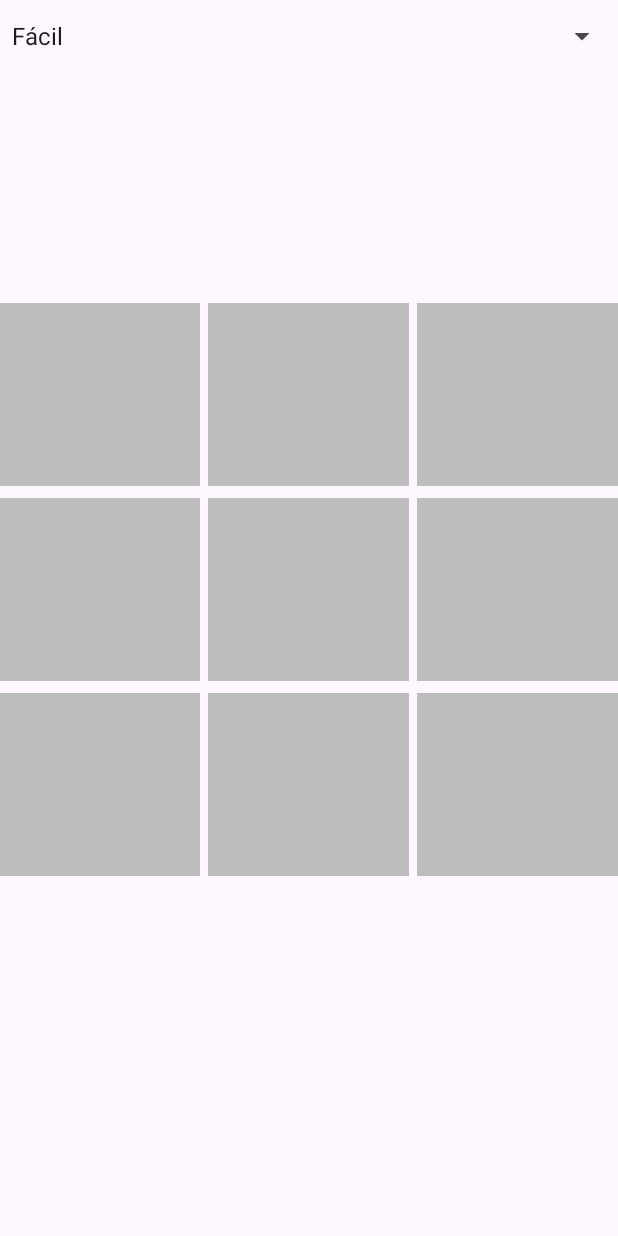
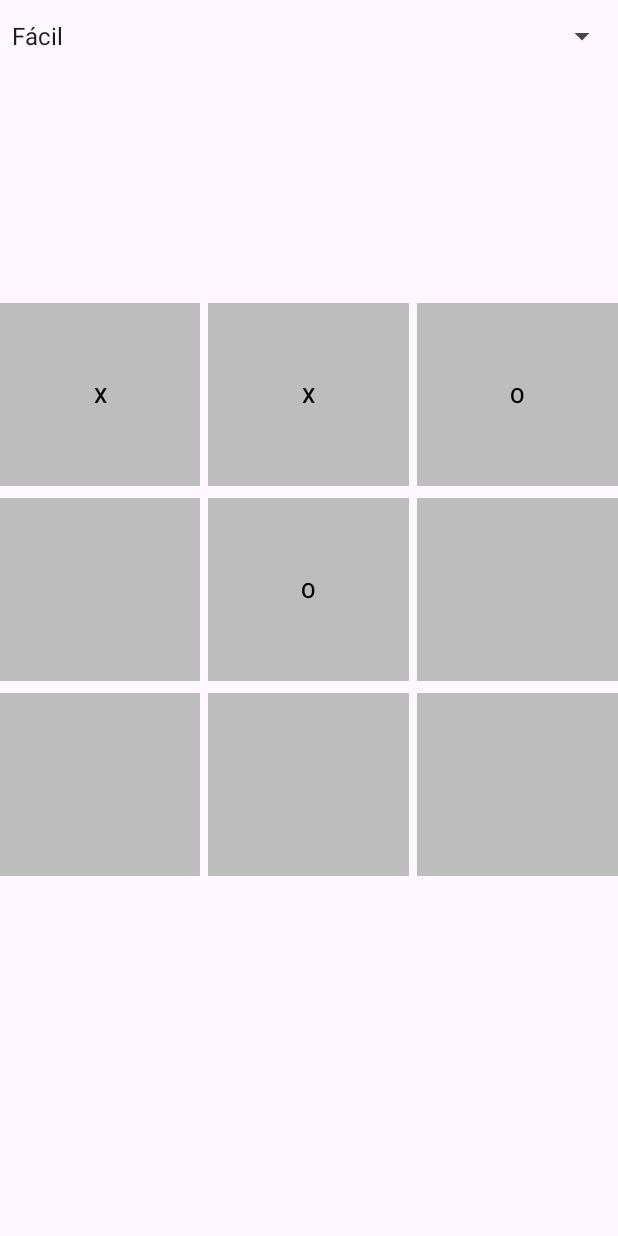
Before and after one commit to rroyo6500/DAM-MULTIMEDIA-APPAndroid, an Android app: the TicTacToeActivity screen opened directly, with no data from a screen before it, after a tap on "0 1", on a phone screen of 412 x 824 dp. Run offline under Robolectric (Android 15) with nearby library versions, the phone set to English and light mode, and no system bars; 2 other taps on this screen came first.

Commit message:
Tres en raya básico terminado
Por hacer:
- Dificultades:
    - Fácil
    - Normal
- Botón de reiniciar

Hecho:
- Dificultades:
    - Difícil

```diff
--- a/AppCafes/app/src/main/java/com/rroyo/app/games/tictactoe/TicTacToeActivity.kt
+++ b/AppCafes/app/src/main/java/com/rroyo/app/games/tictactoe/TicTacToeActivity.kt
@@ -1,5 +1,7 @@
 package com.rroyo.app.games.tictactoe
 
+import android.content.res.ColorStateList
+import android.graphics.Color
 import android.os.Bundle
 import android.os.Debug
 import android.util.Log
@@ -12,9 +14,12 @@ import androidx.appcompat.app.AppCompatActivity
 import androidx.core.view.ViewCompat
 import androidx.core.view.WindowInsetsCompat
 import com.rroyo.app.games.tictactoe.game_core.GameConstants
+import com.rroyo.app.games.tictactoe.game_core.ai.AI
 import com.rroyo.app.games.tictactoe.game_core.enums.GameDificulties
 import com.rroyo.app.games.tictactoe.game_core.objects.Point
+import com.rroyo.app.games.tictactoe.game_core.utils.Util
 import com.rroyo.appcafes.R
+import java.text.StringCharacterIterator
 
 class TicTacToeActivity : AppCompatActivity() {
     override fun onCreate(savedInstanceState: Bundle?) {
@@ -31,6 +36,38 @@ class TicTacToeActivity : AppCompatActivity() {
 
     }
 
+    fun getButton(point: Point) : Button? {
+        val pos = "${point.y}|${point.x}"
+
+        val btn = when (pos) {
+            "0|0" -> findViewById<Button>(R.id.btn_00)
+            "0|1" -> findViewById<Button>(R.id.btn_01)
+            "0|2" -> findViewById<Button>(R.id.btn_02)
+            "1|0" -> findViewById<Button>(R.id.btn_10)
+            "1|1" -> findViewById<Button>(R.id.btn_11)
+            "1|2" -> findViewById<Button>(R.id.btn_12)
+            "2|0" -> findViewById<Button>(R.id.btn_20)
+            "2|1" -> findViewById<Button>(R.id.btn_21)
+            "2|2" -> findViewById<Button>(R.id.btn_22)
+            else -> null
+        }
+        return btn
+    }
+
+    fun updateBoard() {
+        var x = 0;
+        val row = null
+        val col = null
+        for ((y, row) in GameConstants.board.board.withIndex()) {
+            for (col in row) {
+                val btn = getButton(Point(x, y))
+                btn?.text = "$col"
+                x++
+            }
+        }
+
+    }
+
     fun initComponents() {
         initDifficultySpinner()
         initButtons()
@@ -38,12 +75,37 @@ class TicTacToeActivity : AppCompatActivity() {
 
     fun initButtons() {
         val onClickListener : View.OnClickListener = View.OnClickListener { v ->
-            val btnPosition : List<String> = findViewById<Button>(v?.id!!).text.toString()
-                .split("|").toList()
-            val point = Point(btnPosition[1].toInt(), btnPosition[0].toInt())
+            val btn = findViewById<Button>(v?.id!!)
+            if (btn.text.toString().contains("|")) {
+                val btnPosition : List<String> = btn.text.toString().split("|").toList()
+                val point = Point(btnPosition[1].toInt(), btnPosition[0].toInt())
 
+                if (GameConstants.board.getPos(point.x, point.y) == ' ') {
+                    GameConstants.board.setPos(point.x, point.y, 'X')
+                    btn.text = "X"
+                    btn.setTextColor(Color.BLACK)
+                    btn.isActivated = false
 
+                    if (Util.compViscory(GameConstants.board, 'X')) {
+                        Log.v("result", "Victory X")
+                    }
 
+                    if (Util.haveMovements(GameConstants.board)) {
+                        val aiPoint = AI.start(GameConstants.board)
+                        val aiBtn = getButton(aiPoint)
+                        aiBtn?.text = "O"
+                        aiBtn?.setTextColor(Color.BLACK)
+                        aiBtn?.isActivated = false
+
+                        if (Util.compViscory(GameConstants.board, 'O')) {
+                            Log.v("result", "Victory O")
+                        }
+                    } else {
+                        Log.v("result", "Empate")
+                    }
+
+                }
+            }
         }
 
         findViewById<Button>(R.id.btn_00).setOnClickListener(onClickListener)
--- a/AppCafes/app/src/main/java/com/rroyo/app/games/tictactoe/game_core/ai/AI.java
+++ b/AppCafes/app/src/main/java/com/rroyo/app/games/tictactoe/game_core/ai/AI.java
@@ -1,5 +1,9 @@
 package com.rroyo.app.games.tictactoe.game_core.ai;
 
+import android.graphics.Color;
+import android.widget.Button;
+
+import com.rroyo.app.games.tictactoe.game_core.GameConstants;
 import com.rroyo.app.games.tictactoe.game_core.objects.Board;
 import com.rroyo.app.games.tictactoe.game_core.objects.Point;
 import com.rroyo.app.games.tictactoe.game_core.utils.Util;
@@ -16,6 +20,16 @@ public class AI {
 
     private static final char IA = 'O';
     private static final char HUMANO = 'X';
+
+    public static Point start(Board board) {
+        Point p = calculateMovement(board);
+
+        if (board.getPos(p.getX(), p.getY()) == ' ') {
+            board.setPos(p.getX(), p.getY(), IA);
+        }
+
+        return p;
+    }
 
     public static Point calculateMovement(Board board) {
         int mejorValor = Integer.MIN_VALUE;
--- a/AppCafes/app/src/main/java/com/rroyo/app/games/tictactoe/game_core/objects/Point.java
+++ b/AppCafes/app/src/main/java/com/rroyo/app/games/tictactoe/game_core/objects/Point.java
@@ -20,9 +20,6 @@ public class Point {
 
     @Override
     public String toString() {
-        return "Point{" +
-                "x=" + x +
-                ", y=" + y +
-                '}';
+        return String.valueOf(x + '|' + y);
     }
 }
--- a/AppCafes/app/src/main/java/com/rroyo/app/games/tictactoe/game_core/utils/Util.java
+++ b/AppCafes/app/src/main/java/com/rroyo/app/games/tictactoe/game_core/utils/Util.java
@@ -1,6 +1,10 @@
 package com.rroyo.app.games.tictactoe.game_core.utils;
 
+import androidx.appcompat.app.AppCompatActivity;
+
 import com.rroyo.app.games.tictactoe.game_core.objects.Board;
+import androidx.appcompat.app.AppCompatActivity;
+
 
 public class Util {
 
```
